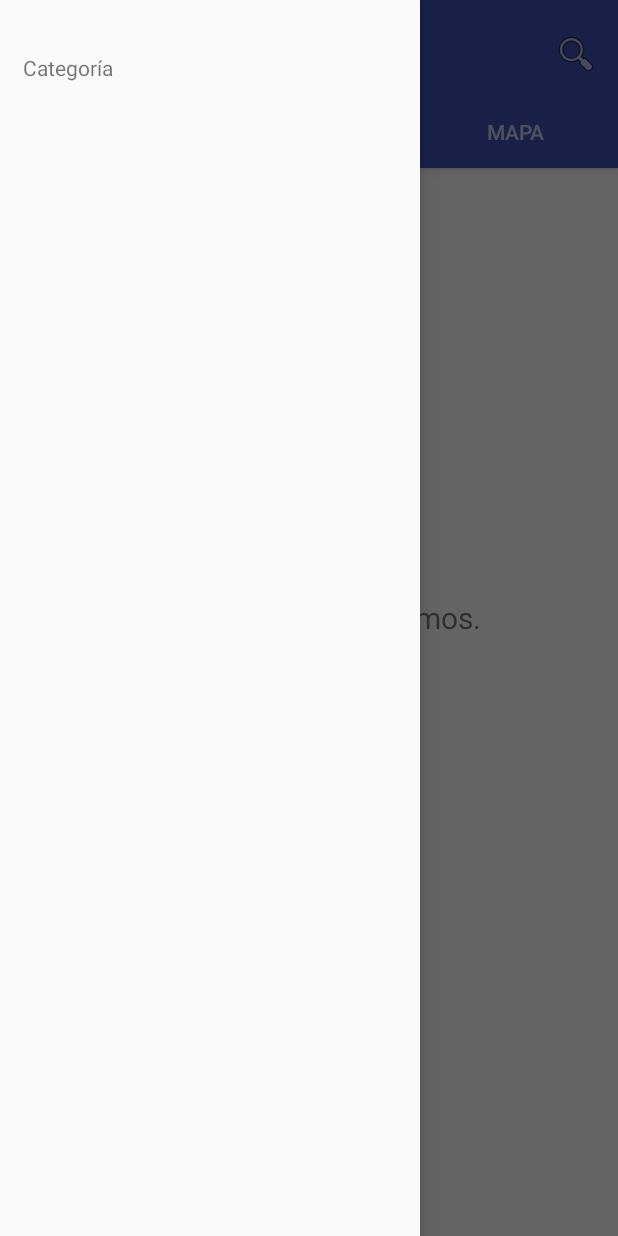
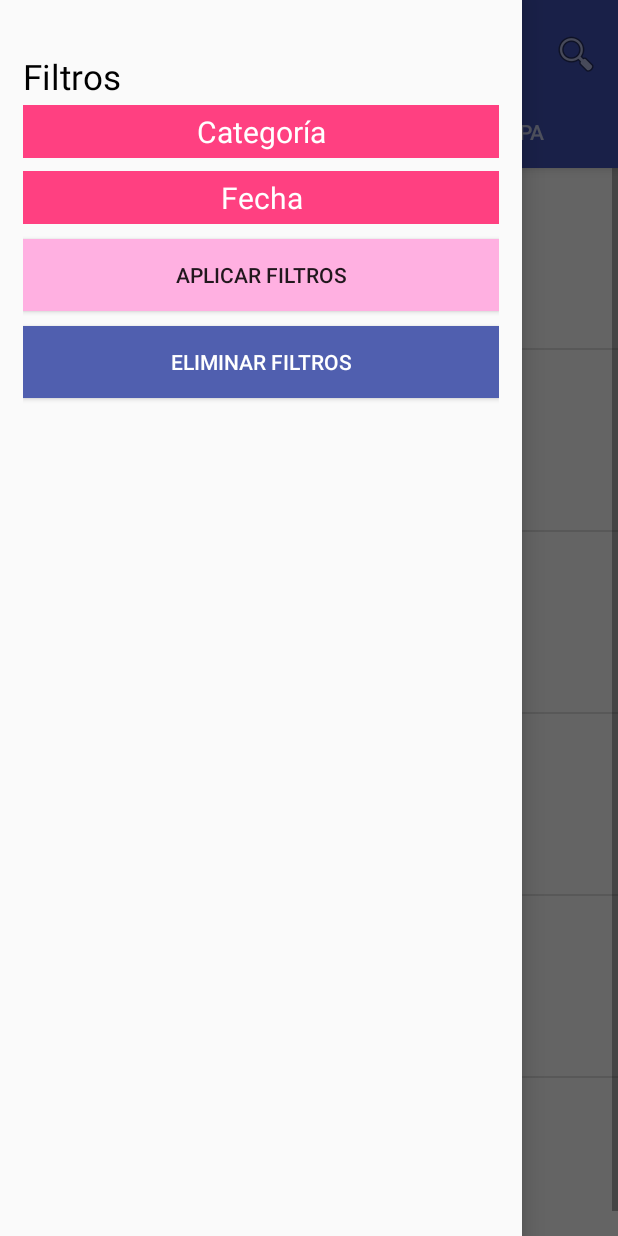
Before and after one commit to omarivanfq/Cartelera-Tec, an Android app: the screen it shows after launch (MainActivity), with the side drawer open, on a phone screen of 412 x 824 dp. Run offline under Robolectric (Android 15) with nearby library versions, the phone set to English and light mode, and no system bars; our stand-ins replace Picasso, Room's generated code; libraries missing offline, so code that uses them is left out: org.jetbrains.anko; pictures from the network do not load; 2 statements that could not run were skipped.

Commit message:
Filtering events by category and date (y, y-m, y-m-d)

```diff
--- a/app/src/main/AndroidManifest.xml
+++ b/app/src/main/AndroidManifest.xml
@@ -45,7 +45,11 @@
                 android:name="android.app.searchable"
                 android:resource="@xml/searchable"/>
         </activity>
-        <activity android:name=".EventDetail" />
+        <activity android:name=".EventDetail" >
+            <meta-data
+                android:name="android.support.PARENT_ACTIVITY"
+                android:value=".MainActivity"/>
+        </activity>
     </application>
 
 </manifest>
--- a/app/src/main/java/Database/EventDatabase.kt
+++ b/app/src/main/java/Database/EventDatabase.kt
@@ -12,7 +12,6 @@ abstract class EventDatabase : RoomDatabase() {
     abstract fun eventDao(): EventDao
 
     companion object {
-
         private val DATABASE_NAME = "EventDB.db"
         private var dbInstance: EventDatabase? = null
 
--- a/app/src/main/java/NetworkUtility/NetworkConnection.kt
+++ b/app/src/main/java/NetworkUtility/NetworkConnection.kt
@@ -18,6 +18,9 @@ class NetworkConnection {
 
         fun buildSponsorsUrl(): URL =
                 URL("$BASE_URL/sponsors")
+
+        fun buildCategoriesUrl(): URL =
+                URL("$BASE_URL/categories")
 
         fun getResponseFromHttpUrl(url: URL): String {
             try {
--- /dev/null
+++ b/app/src/main/java/com/itesm/cartelera_tec_mty/Category.kt
@@ -0,0 +1,3 @@
+package com.itesm.cartelera_tec_mty
+
+data class Category(val id:Int, val name:String) {}
--- a/app/src/main/java/com/itesm/cartelera_tec_mty/Filters.kt
+++ b/app/src/main/java/com/itesm/cartelera_tec_mty/Filters.kt
@@ -1,5 +1,7 @@
 package com.itesm.cartelera_tec_mty
 
+import NetworkUtility.NetworkConnection
+import android.content.Context
 import android.os.Bundle
 import android.support.v4.app.Fragment
 import android.view.LayoutInflater
@@ -7,28 +9,29 @@ import android.view.View
 import android.view.ViewGroup
 import android.widget.*
 import kotlinx.android.synthetic.main.fragment_filters.*
+import org.jetbrains.anko.doAsync
+import org.jetbrains.anko.uiThread
+import org.json.JSONArray
+import java.time.Month
 
 class Filters : Fragment() {
 
     // TODO: Rename and change types of parameters
   //  private var mParam1: String? = null
     // private var mParam2: String? = null
-
   //  private var mListener: OnFragmentInteractionListener? = null
 
+    private var category:Int? = null
+    private var year:Int? = null
+    private var month:Int? = null
+    private var day:Int? = null
+
     private lateinit var daysAdapter:ArrayAdapter<String>
+    private lateinit var categoriesAdapter:ArrayAdapter<String>
     private var days:MutableList<String> = mutableListOf()
     private val longMonths:ArrayList<Int> = arrayListOf(1, 3, 5, 7, 8, 10, 12) // iniciando en 1
-    private val shortMonths:ArrayList<Int> = arrayListOf(4, 5, 9, 11)
-    private var dateFilterOpened:Boolean = false
-
-    override fun onCreate(savedInstanceState: Bundle?) {
-        super.onCreate(savedInstanceState)
-    /*    if (arguments != null) {
-            mParam1 = arguments.getString(ARG_PARAM1)
-            mParam2 = arguments.getString(ARG_PARAM2)
-        }*/
-    }
+    private var categories:ArrayList<Category> = arrayListOf()
+    lateinit var filteringListener:FilteringListener
 
     override fun onCreateView(inflater: LayoutInflater?, container: ViewGroup?,
                               savedInstanceState: Bundle?): View? {
@@ -36,6 +39,8 @@ class Filters : Fragment() {
         setYearsSpinner(view)
         setMonthsSpinner(view)
         setDaysSpinner(view)
+        setCategorySpinner(view)
+        loadCategories()
 
         val textviewDate = view.findViewById<TextView>(R.id.textview_date)
         val containerDate = view.findViewById<LinearLayout>(R.id.container_date_filter)
@@ -43,16 +48,99 @@ class Filters : Fragment() {
         containerDate.removeView(layoutDate)
 
         textviewDate.setOnClickListener {
-            if (dateFilterOpened) { // containerDate == layoutDate.parent
+            if (containerDate == layoutDate.parent) {
                 containerDate.removeView(layoutDate)
             }
             else {
                 containerDate.addView(layoutDate)
             }
-            dateFilterOpened = !dateFilterOpened
+        }
+
+        val textviewCategory = view.findViewById<TextView>(R.id.textview_category)
+        val containerCategory = view.findViewById<LinearLayout>(R.id.container_category_filter)
+        val layoutCategory = view.findViewById<LinearLayout>(R.id.layout_category_filter)
+        containerCategory.removeView(layoutCategory)
+        textviewCategory.setOnClickListener {
+            if (containerCategory == layoutCategory.parent) {
+                containerCategory.removeView(layoutCategory)
+            }
+            else {
+                containerCategory.addView(layoutCategory)
+            }
+        }
+
+        val btnFilterCategory:Button = view.findViewById(R.id.btn_filters_done)
+        btnFilterCategory.setOnClickListener {
+            filteringListener.filter(category, year, month, day)
+        }
+        val btnRemoveFilter:Button = view.findViewById(R.id.btn_remove_filters)
+        btnRemoveFilter.setOnClickListener {
+            if (containerDate == layoutDate.parent) {
+                val spinnerYear:Spinner = view.findViewById(R.id.spinner_years)
+                val spinnerMonth:Spinner = view.findViewById(R.id.spinner_months)
+                val spinnerDay:Spinner = view.findViewById(R.id.spinner_days)
+                spinnerYear.setSelection(0)
+                spinnerMonth.setSelection(0)
+                spinnerDay.setSelection(0)
+            }
+            if (containerCategory == layoutCategory.parent) {
+                val spinnerCategory: Spinner = view.findViewById(R.id.spinner_category)
+                spinnerCategory.setSelection(0)
+            }
+            filteringListener.reset()
         }
 
         return view
+    }
+
+    private fun loadCategories() {
+        if (NetworkConnection.isNetworkConnected(activity)){
+            doAsync {
+                val url = NetworkConnection.buildCategoriesUrl()
+                val dataJson = NetworkConnection.getResponseFromHttpUrl(url)
+                uiThread {
+                    val jsonArray = JSONArray(dataJson)
+                    var i = 0
+                    while (i < jsonArray.length()) {
+                        val jsonObject = jsonArray.getJSONObject(i)
+                        categories.add(
+                            Category(
+                                jsonObject.getInt("id"),
+                                jsonObject.getString("name")
+                            )
+                        )
+                        i++
+                        updateCategories()
+                    }
+                }
+            }
+        }
+    }
+
+    private fun setCategorySpinner(vieww:View) {
+        val spinnerCategory = vieww.findViewById<Spinner>(R.id.spinner_category)
+        val categoriesNames:MutableList<String> = mutableListOf()
+        categoriesAdapter = ArrayAdapter(activity, android.R.layout.simple_spinner_item, categoriesNames)
+        categoriesAdapter.setDropDownViewResource(android.R.layout.simple_spinner_dropdown_item)
+        spinnerCategory.adapter = categoriesAdapter
+        spinnerCategory.onItemSelectedListener = object : AdapterView.OnItemSelectedListener {
+            override fun onNothingSelected(parent: AdapterView<*>?) {}
+            override fun onItemSelected(parent: AdapterView<*>?, view: View?, position: Int, id: Long) {
+                category = if (position == 0) {
+                    null
+                } else {
+                    categories[position - 1].id
+                }
+            }
+        }
+    }
+
+    private fun updateCategories() {
+        categoriesAdapter.clear()
+        val categoriesNames:MutableList<String> = mutableListOf("Todas")
+        categoriesNames.addAll(categories.map { it.name })
+        categoriesAdapter.addAll(categoriesNames)
+        categoriesAdapter.notifyDataSetChanged()
     }
 
     private fun setYearsSpinner(view:View) {
@@ -60,7 +148,6 @@ class Filters : Fragment() {
         val yearsListInt:List<Int> = (2019..2022).toList()
         val yearsListString:ArrayList<String> = arrayListOf("Año")
         yearsListString.addAll(yearsListInt.map {it.toString()})
-       // val categories:ArrayList<String> = yearsListString
         val dataAdapter = ArrayAdapter<String>(activity, android.R.layout.simple_spinner_item, yearsListString)
         dataAdapter.setDropDownViewResource(android.R.layout.simple_spinner_dropdown_item)
         spinnerYears.adapter = dataAdapter
@@ -72,8 +159,10 @@ class Filters : Fragment() {
                     spinner_months.setSelection(0)
                     spinner_days.isEnabled = false
                     spinner_days.setSelection(0)
+                    year = null
                 }
                 else {
+                    year = yearsListInt[position - 1]
                     spinner_months.isEnabled = true
                 }
             }
@@ -92,6 +181,7 @@ class Filters : Fragment() {
                if (position == 0){
                    spinner_days.isEnabled = false
                    spinner_days.setSelection(0)
+                   month = null
                }
                else {
                    if (position == 2) {
@@ -105,10 +195,8 @@ class Filters : Fragment() {
                    } else {
                        updateDaysAdapter(30)
                    }
-                 /*  daysAdapter.clear()
-                   daysAdapter.addAll(days)
-                   daysAdapter.notifyDataSetChanged()*/
                    spinner_days.isEnabled = true
+                   month = position
                }
            }
        }
@@ -122,6 +210,16 @@ class Filters : Fragment() {
         daysAdapter.setDropDownViewResource(android.R.layout.simple_spinner_dropdown_item)
         spinnerDays.adapter = daysAdapter
         spinnerDays.isEnabled = false
+        spinnerDays.onItemSelectedListener = object : AdapterView.OnItemSelectedListener {
+            override fun onNothingSelected(p0: AdapterView<*>?) {}
+            override fun onItemSelected(p0: AdapterView<*>?, p1: View?, position: Int, id: Long) {
+                day = if (position == 0) {
+                    null
+                } else {
+                    position
+                }
+            }
+        }
     }
 
     private fun updateDaysAdapter(daysMax:Int) {
@@ -130,8 +228,12 @@ class Filters : Fragment() {
         days.addAll((1..daysMax).map {it.toString()})
         daysAdapter.notifyDataSetChanged()
     }
+    private fun isLeapYear(year:Int):Boolean = ((year % 4 == 0) && (year % 100!= 0)) || (year % 400 == 0)
 
-    private fun isLeapYear(year:Int):Boolean = ((year % 4 == 0) && (year % 100!= 0)) || (year % 400 == 0)
+    interface FilteringListener {
+        fun filter(categoryId: Int?, year:Int?, month:Int?, day:Int?)
+        fun reset()
+    }
 
 /*
     // TODO: Rename method, update argument and hook method into UI event
@@ -141,16 +243,16 @@ class Filters : Fragment() {
         }
     }
     */
-/*
+
     override fun onAttach(context: Context?) {
         super.onAttach(context)
-        if (context is OnFragmentInteractionListener) {
-            mListener = context
+        if (context is FilteringListener) {
+            filteringListener = context
         } else {
-            throw RuntimeException(context!!.toString() + " must implement OnFragmentInteractionListener")
+            throw RuntimeException(context!!.toString() + " must implement FilteringListener")
         }
     }
-*/
+
 /*
     override fun onDetach() {
         super.onDetach()
@@ -198,4 +300,13 @@ class Filters : Fragment() {
         }
     }
     */
+
+    override fun onCreate(savedInstanceState: Bundle?) {
+        super.onCreate(savedInstanceState)
+        /*    if (arguments != null) {
+                mParam1 = arguments.getString(ARG_PARAM1)
+                mParam2 = arguments.getString(ARG_PARAM2)
+            }*/
+    }
+
 }// Required empty public constructor
--- a/app/src/main/res/layout/activity_main.xml
+++ b/app/src/main/res/layout/activity_main.xml
@@ -1,6 +1,7 @@
 <?xml version="1.0" encoding="utf-8"?>
 
 <android.support.v4.widget.DrawerLayout
+    android:id="@+id/drawer_layout"
     xmlns:android="http://schemas.android.com/apk/res/android"
     android:layout_width="match_parent"
     android:layout_height="match_parent"
@@ -75,20 +76,20 @@
 
     <android.support.design.widget.NavigationView
         android:id="@+id/navView"
-        android:layout_width="wrap_content"
+        android:layout_width="match_parent"
         android:layout_height="match_parent"
         android:paddingTop="20dp"
         android:layout_gravity="start">
         <LinearLayout
             android:id="@+id/layout_ok"
-            android:layout_width="wrap_content"
+            android:layout_width="match_parent"
             android:layout_height="wrap_content"
             android:orientation="vertical">
             <fragment
                 android:id="@+id/filtersFrag"
                 android:name="com.itesm.cartelera_tec_mty.Filters"
                 android:layout_weight="1"
-                android:layout_width="wrap_content"
+                android:layout_width="match_parent"
                 android:layout_height="wrap_content"/>
         </LinearLayout>
     </android.support.design.widget.NavigationView>
--- a/app/src/main/res/layout/fragment_filters.xml
+++ b/app/src/main/res/layout/fragment_filters.xml
@@ -1,52 +1,100 @@
-<FrameLayout xmlns:android="http://schemas.android.com/apk/res/android"
+<FrameLayout
+    xmlns:android="http://schemas.android.com/apk/res/android"
     xmlns:tools="http://schemas.android.com/tools"
     android:layout_width="match_parent"
     android:layout_height="match_parent"
     tools:context="com.itesm.cartelera_tec_mty.Filters">
     <LinearLayout
-        android:layout_width="wrap_content"
-        android:layout_height="wrap_content"
+        android:layout_width="match_parent"
+        android:layout_height="match_parent"
         android:orientation="vertical"
         android:padding="15dp">
         <TextView
+            android:text="@string/filters_title"
+            android:textColor="#000"
+            android:textSize="23sp"
+            android:layout_width="match_parent"
+            android:layout_height="wrap_content"/>
+        <TextView
+            android:id="@+id/textview_category"
+            android:layout_width="match_parent"
+            android:layout_height="wrap_content"
+            android:text="@string/filter_category"
+            android:layout_marginVertical="3dp"
+            style="@style/filter_header"/>
+        <LinearLayout
+            android:id="@+id/container_category_filter"
+            android:layout_width="match_parent"
+            android:layout_height="wrap_content"
+            android:orientation="vertical">
+            <LinearLayout
+                android:id="@+id/layout_category_filter"
+                android:layout_width="match_parent"
+                android:layout_height="wrap_content"
+                android:orientation="vertical"
+                android:paddingTop="4dp"
+                android:layout_marginHorizontal="15dp">
+                <Spinner
+                    android:id="@+id/spinner_category"
+                    android:layout_width="wrap_content"
+                    android:layout_height="wrap_content"
+                    android:layout_marginVertical="7dp"
+                    style="@style/filter_spinner" />
+            </LinearLayout>
+        </LinearLayout>
+        <TextView
             android:id="@+id/textview_date"
-            android:layout_width="wrap_content"
+            android:layout_width="match_parent"
             android:layout_height="wrap_content"
-            android:text="@string/filter_date"/>
-
+            android:text="@string/filter_date"
+            android:layout_marginTop="5dp"
+            style="@style/filter_header"/>
         <LinearLayout
             android:id="@+id/container_date_filter"
-            android:layout_width="wrap_content"
+            android:layout_width="match_parent"
             android:layout_height="wrap_content"
             android:orientation="vertical">
             <LinearLayout
                 android:id="@+id/layout_date_filter"
-                android:layout_width="wrap_content"
+                android:layout_width="match_parent"
                 android:layout_height="wrap_content"
                 android:orientation="vertical"
-                android:paddingTop="4dp">
+                android:paddingTop="4dp"
+                android:layout_marginHorizontal="15dp">
                 <Spinner
                     android:id="@+id/spinner_years"
                     android:layout_width="wrap_content"
                     android:layout_height="wrap_content"
-                    android:layout_marginVertical="7dp"/>
+                    android:layout_marginVertical="7dp"
+                    style="@style/filter_spinner"/>
                 <Spinner
                     android:id="@+id/spinner_months"
                     android:layout_width="wrap_content"
                     android:layout_height="wrap_content"
-                    android:layout_marginVertical="7dp"/>
+                    android:layout_marginVertical="7dp"
+                    style="@style/filter_spinner"/>
                 <Spinner
                     android:id="@+id/spinner_days"
                     android:layout_width="wrap_content"
                     android:layout_height="wrap_content"
-                    android:layout_marginVertical="7dp"/>
-                <Button
-                    android:id="@+id/btn_filter_done"
-                    android:layout_width="wrap_content"
-                    android:layout_height="wrap_content"
-                    android:text="Listo"/>
+                    android:layout_marginVertical="7dp"
+                    style="@style/filter_spinner"/>
             </LinearLayout>
         </LinearLayout>
-
+        <Button
+            android:id="@+id/btn_filters_done"
+            android:layout_width="match_parent"
+            android:layout_height="wrap_content"
+            android:background="@color/colorAccentTransparent"
+            android:text="@string/filters_apply"
+            android:layout_marginTop="10dp"/>
+        <Button
+            android:id="@+id/btn_remove_filters"
+            android:layout_width="match_parent"
+            android:layout_height="wrap_content"
+            android:background="@color/colorPrimaryDarkTransparent"
+            android:text="@string/filters_remove"
+            android:textColor="#fff"
+            android:layout_marginVertical="10dp"/>
     </LinearLayout>
 </FrameLayout>
--- a/app/src/main/res/values/colors.xml
+++ b/app/src/main/res/values/colors.xml
@@ -1,6 +1,8 @@
 <?xml version="1.0" encoding="utf-8"?>
 <resources>
     <color name="colorPrimary">#3F51B5</color>
+    <color name="colorPrimaryDarkTransparent">#505FAF</color>
     <color name="colorPrimaryDark">#303F9F</color>
+    <color name="colorAccentTransparent">#FFB0E1</color>
     <color name="colorAccent">#FF4081</color>
 </resources>
--- a/app/src/main/res/values/strings.xml
+++ b/app/src/main/res/values/strings.xml
@@ -12,5 +12,8 @@
     <string name="search_view">Enter search</string>
     <string name="search_hint">Buscar en eventos</string>
     <string name="filter_category">Categoría</string>
-    <string name="filter_date">Categoría</string>
+    <string name="filters_apply">Aplicar Filtros</string>
+    <string name="filter_date">Fecha</string>
+    <string name="filters_title">Filtros</string>
+    <string name="filters_remove">Eliminar Filtros</string>
 </resources>
--- a/app/src/main/res/values/styles.xml
+++ b/app/src/main/res/values/styles.xml
@@ -14,7 +14,25 @@
     </style>
 
     <style name="AppTheme.AppBarOverlay" parent="ThemeOverlay.AppCompat.Dark.ActionBar" />
-
     <style name="AppTheme.PopupOverlay" parent="ThemeOverlay.AppCompat.Light" />
 
+    <style name="filter_header">
+        <item name="android:textSize">20sp</item>
+        <item name="android:padding">4dp</item>
+        <item name="android:textColor">#fff</item>
+        <item name="android:background">@color/colorAccent</item>
+        <item name="android:textAlignment">center</item>
+    </style>
+
+    <style name="filter_spinner">
+        <item name="android:textSize">20sp</item>
+    </style>
+
+    <style name="filter_apply_btn">
+        <item name="android:textSize">17sp</item>
+        <item name="android:padding">4dp</item>
+        <item name="android:textColor">#fff</item>
+        <item name="android:background">@color/colorAccent</item>
+    </style>
+
 </resources>
```
Also changed, not shown: app/src/main/assets/events.json (+16 -16 lines), app/src/main/java/TimeUtility/TimeFormat.kt (+20 -2 lines), app/src/main/java/com/itesm/cartelera_tec_mty/MainActivity.kt (+50 -10 lines).
